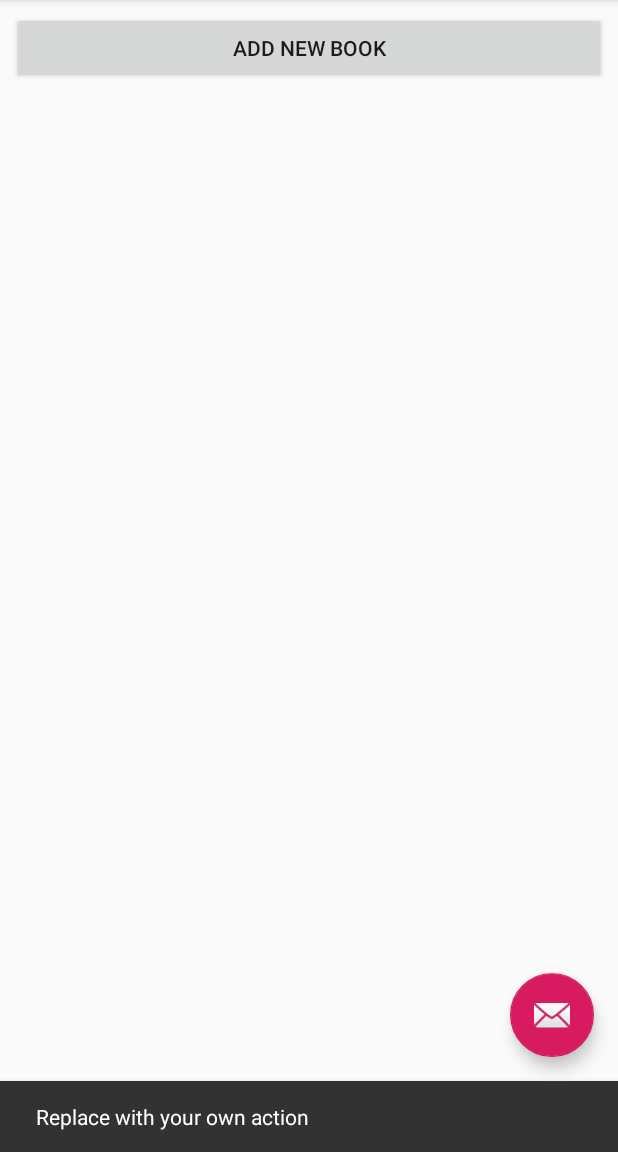
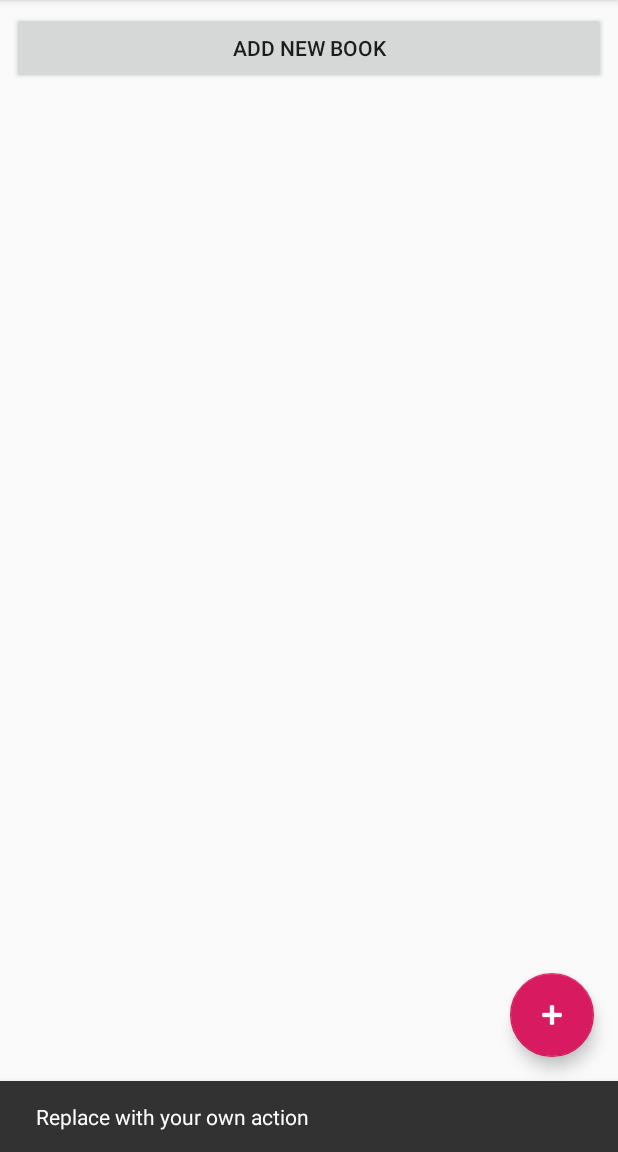
Before and after one commit to TomasPospisil/ABMTE, an Android app: the screen it shows after launch (MainActivity), after a tap on an icon or button, on a phone screen of 412 x 824 dp, the part 84-1236 px from its top. Run offline under Robolectric (Android 15) with nearby library versions, the phone set to English and light mode, and no system bars.

Commit message:
Add creating books view from file, including testing data

```diff
--- a/app/src/main/java/com/example/bookdatabase/MainActivity.java
+++ b/app/src/main/java/com/example/bookdatabase/MainActivity.java
@@ -1,5 +1,7 @@
 package com.example.bookdatabase;
 
+import android.content.Context;
+import android.graphics.Color;
 import android.os.Bundle;
 
 import com.google.android.material.floatingactionbutton.FloatingActionButton;
@@ -8,11 +10,42 @@ import com.google.android.material.snackbar.Snackbar;
 import androidx.appcompat.app.AppCompatActivity;
 import androidx.appcompat.widget.Toolbar;
 
+import android.util.Log;
 import android.view.View;
 import android.view.Menu;
 import android.view.MenuItem;
+import android.widget.ListView;
+
+import java.io.BufferedReader;
+import java.io.File;
+import java.io.FileInputStream;
+import java.io.FileOutputStream;
+import java.io.InputStreamReader;
+import java.util.ArrayList;
+import java.util.List;
 
 public class MainActivity extends AppCompatActivity {
+
+    String booksInfoFile = "books-info";
+    String[] bookArray = {"Book 1","Book 2","Book 3 ","Book 4","Book 5","Book 6" };
+
+    String[] authorArray = {
+            "John Doe",
+            "Mellisa Doe",
+            "Rupert Marty",
+            "Ho Yin",
+            "Harold & Kummar",
+            "John Doe"
+    };
+
+    int[] imageArray = {R.mipmap.image_book_unknown_foreground,
+            R.mipmap.image_book_unknown_foreground,
+            R.mipmap.image_book_unknown_foreground,
+            R.mipmap.image_book_unknown_foreground,
+            R.mipmap.image_book_unknown_foreground,
+            R.mipmap.image_book_unknown_foreground};
+
+    ListView listView;
 
     @Override
     protected void onCreate(Bundle savedInstanceState) {
@@ -21,14 +54,7 @@ public class MainActivity extends AppCompatActivity {
         Toolbar toolbar = findViewById(R.id.toolbar);
         setSupportActionBar(toolbar);
 
-        FloatingActionButton fab = findViewById(R.id.fab);
-        fab.setOnClickListener(new View.OnClickListener() {
-            @Override
-            public void onClick(View view) {
-                Snackbar.make(view, "Replace with your own action", Snackbar.LENGTH_LONG)
-                        .setAction("Action", null).show();
-            }
-        });
+        AppendFAB();
     }
 
     @Override
@@ -52,4 +78,101 @@ public class MainActivity extends AppCompatActivity {
 
         return super.onOptionsItemSelected(item);
     }
+
+    @Override
+    protected void onStart() {
+        super.onStart();
+        CreateBooksView();
+
+    }
+
+    private void AppendFAB() {
+        FloatingActionButton fab = findViewById(R.id.fab);
+        fab.setImageResource(android.R.drawable.ic_input_add);
+        fab.setColorFilter(Color.WHITE);
+        fab.setOnClickListener(new View.OnClickListener() {
+            @Override
+            public void onClick(View view) {
+                Snackbar.make(view, "Replace with your own action", Snackbar.LENGTH_LONG)
+                        .setAction("Action", null).show();
+            }
+        });
+    }
+
+    private void CreateBooksView() {
+        File file = new File(getFilesDir(), booksInfoFile);
+        //WriteFile();
+        List<String> books = GetBooks();
+
+        String bookNames[] = new String[books.size()];
+        String bookAuthors[] = new String[books.size()];
+        int bookImages[] = new int[books.size()];
+
+        for (int i = 0; i < books.size(); ++i) {
+            String[] nodes = books.get(i).split("\\t");
+            bookNames[i] = nodes[0];
+            bookAuthors[i] = nodes[1];
+            bookImages[i] = R.mipmap.image_book_unknown_foreground;
+        }
+
+        if (!file.exists()) {
+            CreateFile(file);
+            return;
+        }
+
+        BookItemListAdapter x = new BookItemListAdapter(this, imageArray, bookArray, authorArray);
+        //BookItemListAdapter x = new BookItemListAdapter(this, bookImages, bookNames, bookAuthors);
+        listView = findViewById(R.id.list_books);
+        listView.setAdapter(x);
+    }
+
+    private List<String> GetBooks() {
+        List<String> books = new ArrayList<>();
+
+        try {
+            FileInputStream fileInputStream = new FileInputStream (new File(getFilesDir(), booksInfoFile));
+            InputStreamReader inputStreamReader = new InputStreamReader(fileInputStream);
+            BufferedReader bufferedReader = new BufferedReader(inputStreamReader);
+
+            String line;
+            while ( (line = bufferedReader.readLine()) != null )
+            {
+                books.add(line);
+            }
+            fileInputStream.close();
+            bufferedReader.close();
+        }
+        catch(Exception e) {
+            Log.d(getResources().getString(R.string.app_name), e.getMessage());
+        }
+        return books;
+    }
+
+    private void WriteFile() {
+
+        FileOutputStream outputStream;
+        String[] data = new String[] {
+                "Book Name 1 \tAuthor Name 1\r\n",
+                "Book Name 2 \tAuthor Name 2\r\n",
+                "Book Name 3 \tAuthor Name 3\r\n",
+                "Book Name 4 \tAuthor Name 4\r\n",
+                "Book Name 5 \tAuthor Name 5\r\n"};
+        try {
+            outputStream = openFileOutput(booksInfoFile, Context.MODE_APPEND);
+            for (String s : data) {
+                outputStream.write(s.getBytes());
+            }
+            outputStream.close();
+        } catch (Exception e) {
+            e.printStackTrace();
+        }
+    }
+
+    private void CreateFile(File file) {
+        try {
+            file.createNewFile();
+        } catch (Exception e) {
+            Log.d(getResources().getString(R.string.app_name), e.getMessage());
+        }
+    }
 }
```
Also changed, not shown: app/src/main/java/com/example/bookdatabase/BookItemListAdapter.java (added, +42 -0 lines), app/src/main/res/layout/book_item.xml (+5 -5 lines).
